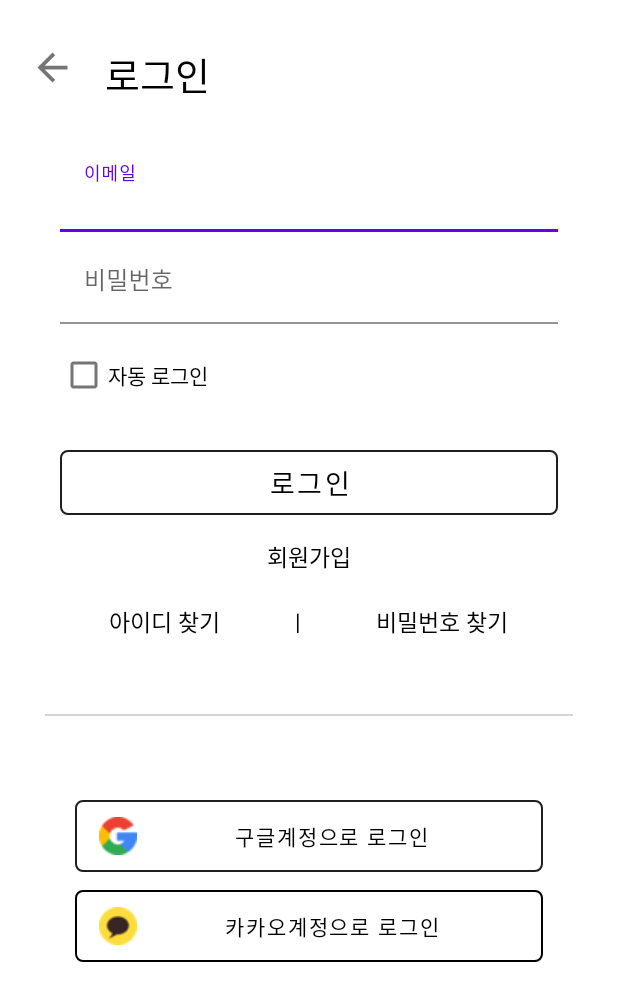
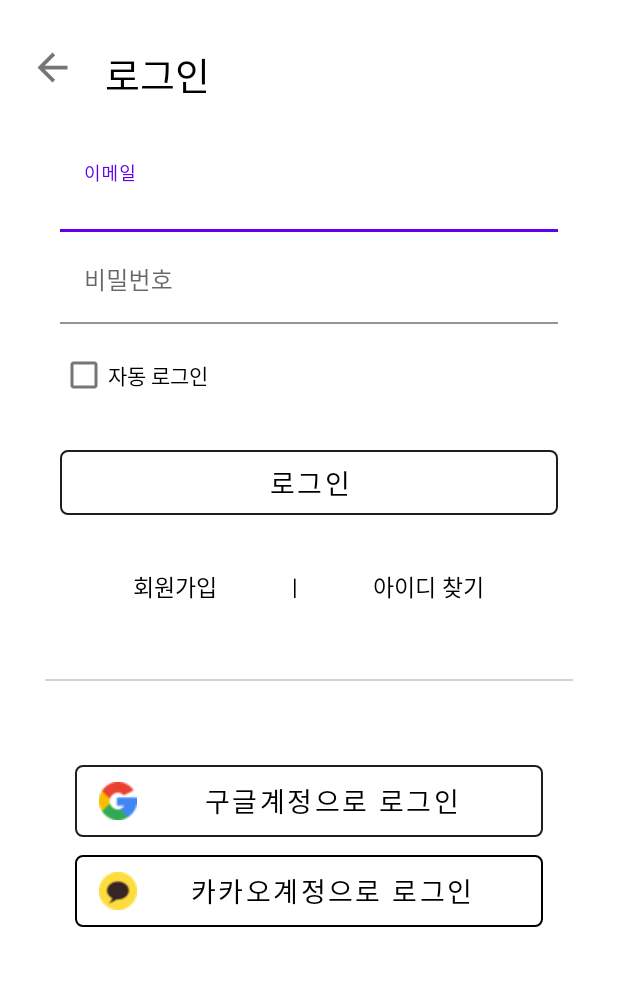
Before and after one commit to egg8/egg8, an Android app: the layout main1.xml on its own in the app's theme, with its tools: preview values and no code run, on a phone screen of 412 x 824 dp. Shown: the top 1001 px of the screen. Run offline under Robolectric (Android 15) with nearby library versions, the phone set to English and light mode, and no system bars.

Commit message:
로그인UI 수정

```diff
--- a/app/src/main/res/layout/main1.xml
+++ b/app/src/main/res/layout/main1.xml
@@ -110,19 +110,12 @@
             app:cornerRadius="5dp"
             android:layout_width="match_parent"
             android:layout_height="55dp"/>
-        <TextView
-            android:id="@+id/btn_join"
-            android:layout_marginTop="10dp"
-            android:textSize="15sp"
-            android:gravity="center"
-            android:textColor="@color/black"
-            android:text="회원가입"
-            android:layout_width="wrap_content"
-            android:layout_height="wrap_content"/>
+
+
     </LinearLayout>
     <LinearLayout
         android:gravity="center"
-        android:layout_marginTop="20dp"
+        android:layout_marginTop="30dp"
         android:layout_marginRight="30dp"
         android:layout_marginLeft="30dp"
         android:orientation="horizontal"
@@ -130,8 +123,8 @@
         android:layout_height="wrap_content">
 
         <TextView
-            android:id="@+id/find_id"
-            android:text="아이디 찾기"
+            android:id="@+id/join"
+            android:text="회원가입"
             android:textColor="@color/black"
             android:textSize="15dp"
             android:layout_width="wrap_content"
@@ -146,7 +139,7 @@
             android:layout_height="wrap_content"/>
         <TextView
             android:id="@+id/find_pw"
-            android:text="비밀번호 찾기"
+            android:text="아이디 찾기"
             android:textColor="@color/black"
             android:textSize="15dp"
             android:layout_width="wrap_content"
@@ -172,9 +165,10 @@
         android:layout_height="wrap_content">
         <com.google.android.material.button.MaterialButton
             style="@style/Widget.MaterialComponents.Button.OutlinedButton"
-            android:textColor="@color/black"
             android:id="@+id/google_join"
             android:drawableLeft="@drawable/glogo"
+            android:textColor="@color/black"
+            android:textSize="18dp"
             android:text="구글계정으로 로그인"
             app:strokeColor="#1E1E1E"
             app:cornerRadius="5dp"
@@ -182,12 +176,13 @@
             android:layout_height="60dp"/>
         <com.google.android.material.button.MaterialButton
             style="@style/Widget.MaterialComponents.Button.OutlinedButton"
-            android:textColor="@color/black"
             android:id="@+id/kakao_join"
             android:drawableLeft="@drawable/klogo"
+            android:textSize="18dp"
+            android:textColor="@color/black"
+            android:text="카카오계정으로 로그인"
             app:strokeColor="@color/black"
             app:cornerRadius="5dp"
-            android:text="카카오계정으로 로그인"
             android:layout_width="match_parent"
             android:layout_height="60dp"/>
     </LinearLayout>
```
